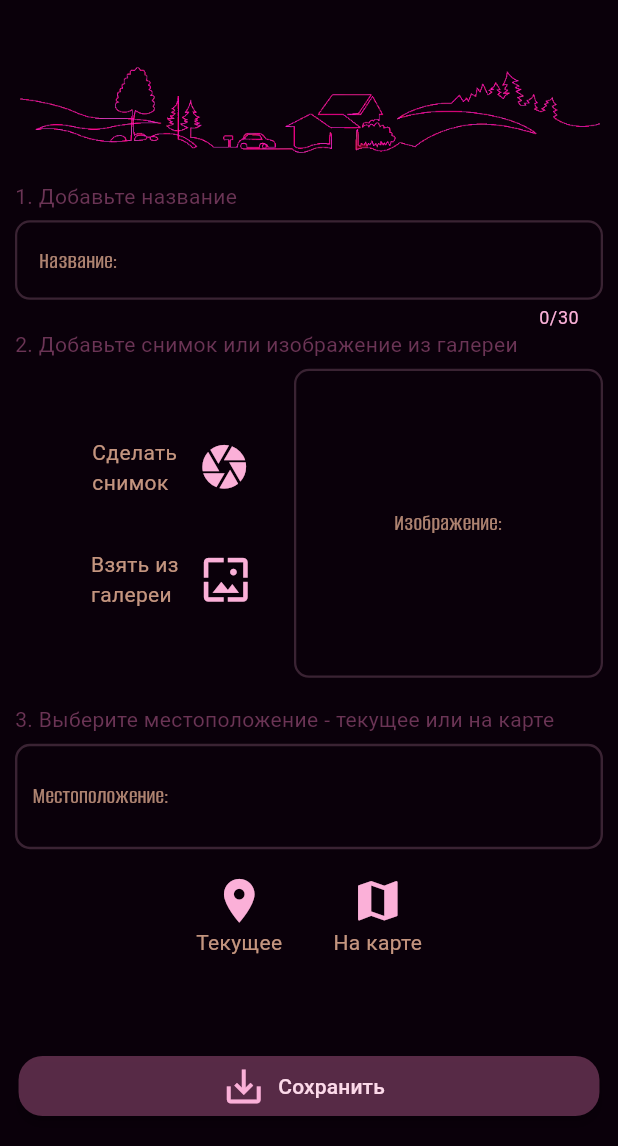
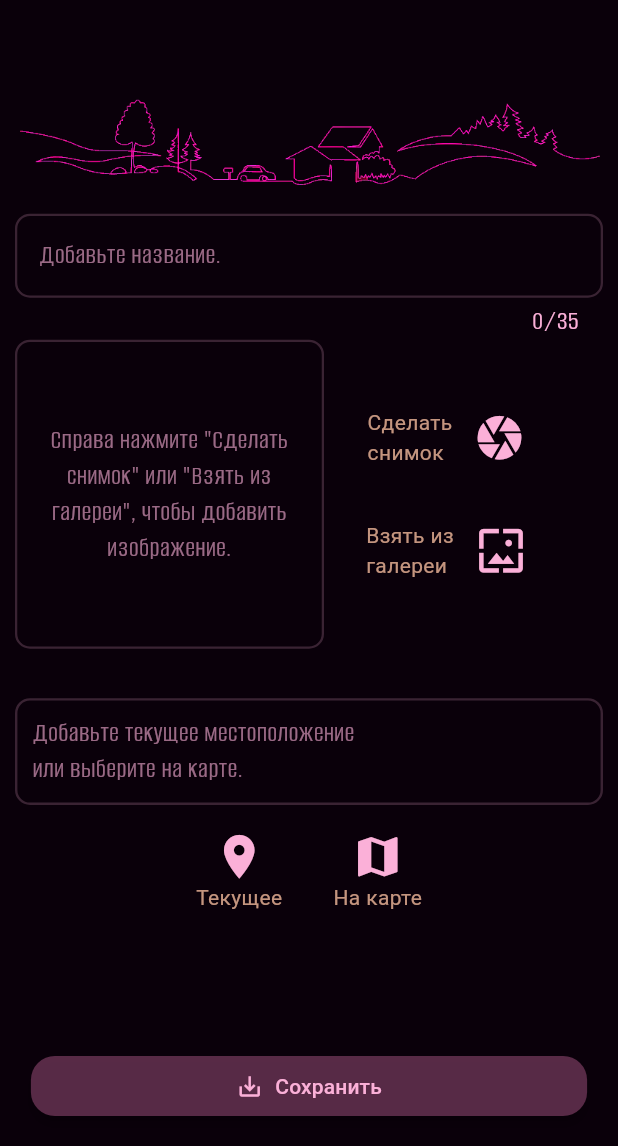
Before and after one commit to OlleZhuk/100-Places, a Flutter app: the AddPlaceScreen screen opened directly, on a phone screen of 412 x 824 dp, the part 90-1236 px from its top. Run offline on Flutter 3.47's test engine with Material 3 defaults, Android fonts, the phone set to English and light mode, and no system bars; our stand-ins replace another_flutter_splash_screen, auto_size_text, flutter_animate, flutter_riverpod, gap, image_picker and 4 more; missing offline and left inert: super_bullet_list, yandex_geocoder, yandex_mapkit; accounts and stored records are empty.

Commit message:
modified:   assets/landscape.png 	modified:   assets/landscape.webp 	modified:   lib/main.dart 	modified:   lib/screens/add_place_scr.dart 	modified:   lib/screens/info_scr.dart 	modified:   lib/screens/map_scr.dart 	modified:   lib/screens/place_detail_scr.dart 	modified:   lib/screens/splash_scr.dart 	modified:   lib/widgets/alert_dialogs.dart 	modified:   lib/widgets/custom_fab.dart

```diff
--- a/lib/main.dart
+++ b/lib/main.dart
@@ -13,9 +13,10 @@ final theme = ThemeData.dark().copyWith(
   colorScheme: colorScheme,
   scaffoldBackgroundColor: colorScheme.background,
   visualDensity: VisualDensity.adaptivePlatformDensity,
+  badgeTheme: BadgeThemeData(textColor: colorScheme.primary),
+  iconTheme: IconThemeData(color: colorScheme.primary),
   //
   appBarTheme: AppBarTheme(
-    // backgroundColor: colorScheme.onPrimary,
     backgroundColor: colorScheme.background,
     foregroundColor: colorScheme.primary,
   ),
@@ -24,30 +25,40 @@ final theme = ThemeData.dark().copyWith(
     interactive: true,
     minThumbLength: 70,
     thickness: const MaterialStatePropertyAll(8),
-    thumbColor: MaterialStatePropertyAll(
-      colorScheme.primaryContainer,
-    ),
+    thumbColor: MaterialStatePropertyAll(colorScheme.primaryContainer),
     radius: const Radius.circular(4),
   ),
   //
   popupMenuTheme: PopupMenuThemeData(
-      position: PopupMenuPosition.under,
-      color: colorScheme.onPrimary,
-      elevation: 6,
-      textStyle: TextStyle(
-        color: colorScheme.primary,
-      )),
+    position: PopupMenuPosition.under,
+    color: colorScheme.onPrimary,
+    elevation: 6,
+    textStyle: TextStyle(color: colorScheme.primary),
+  ),
   //
   textTheme: ThemeData().textTheme.copyWith(
-        // текст экрана, Roboto, 14/20 pt, w400, tracking 0.25 pt
+        //^ labelText текстового поля
+        bodySmall: TextStyle(
+          fontFamily: 'AlumniSans',
+          fontSize: 18,
+          color: colorScheme.primary.withOpacity(.6),
+        ),
+        //^ текст экрана
         bodyMedium: TextStyle(
           color: colorScheme.tertiary.withOpacity(.8),
         ),
         //
         displayLarge: TextStyle(
+          //^ слово "100"
           fontFamily: 'AlumniSans',
           fontWeight: FontWeight.w900,
           color: colorScheme.primaryContainer.withOpacity(.9),
+        ),
+        displayMedium: TextStyle(
+          //^ слово "МЕСТ"
+          fontFamily: 'AlumniSans',
+          fontWeight: FontWeight.w900,
+          color: colorScheme.background,
         ),
         //
         headlineSmall: TextStyle(
@@ -56,28 +67,38 @@ final theme = ThemeData.dark().copyWith(
         ),
         //
         titleSmall: TextStyle(
+          //^ названия на картинках
           fontFamily: 'AlumniSans',
           color: colorScheme.tertiary,
-          fontSize: 16, //^ названия на картинках
+          fontSize: 16,
         ),
         titleMedium: TextStyle(
-          fontFamily: 'AlumniSans',
-          color: colorScheme.background,
-          fontWeight: FontWeight.w900, //^ "мест"
+          //^_TextField_
+          color: colorScheme.primary,
         ),
         titleLarge: TextStyle(
+          //^ заголовок в панели приложений
           fontFamily: 'AlumniSans',
           color: colorScheme.primary,
           fontWeight: FontWeight.w200,
         ),
       ),
-  badgeTheme: BadgeThemeData(textColor: colorScheme.primary),
-  iconTheme: IconThemeData(color: colorScheme.primary),
+  //
   snackBarTheme: SnackBarThemeData(
-      backgroundColor: Colors.transparent,
-      contentTextStyle: TextStyle(
-        color: colorScheme.tertiary,
-      )),
+    backgroundColor: Colors.transparent,
+    contentTextStyle: TextStyle(color: colorScheme.tertiary),
+  ),
+  //
+  filledButtonTheme: FilledButtonThemeData(
+    style: FilledButton.styleFrom(
+        elevation: 3,
+        foregroundColor: colorScheme.primary,
+        backgroundColor: colorScheme.primaryContainer.withOpacity(.8),
+        padding: const EdgeInsets.symmetric(vertical: 10),
+        shape: const RoundedRectangleBorder(
+          borderRadius: BorderRadius.all(Radius.circular(16)),
+        )),
+  ),
 );
 void main() => runApp(const ProviderScope(child: MyApp()));
 
--- a/lib/screens/add_place_scr.dart
+++ b/lib/screens/add_place_scr.dart
@@ -94,25 +94,14 @@ class AddPlaceScreen extends ConsumerWidget {
               Image.asset('assets/landscape.webp'),
 
               /// Название
-              Container(
-                alignment: Alignment.centerLeft,
-                child: Text(
-                  '1. Добавьте название',
-                  style: TextStyle(color: cScheme.primaryContainer),
-                ),
-              ),
-              const Gap(6),
               TextField(
                   controller: titleController,
-                  maxLength: 30,
-                  style: tTheme.headlineSmall!.copyWith(
-                    color: cScheme.primary,
-                  ),
+                  maxLength: 35,
+                  keyboardType: TextInputType.text,
+                  textCapitalization: TextCapitalization.sentences,
                   decoration: InputDecoration(
-                      labelText: 'Название:',
-                      labelStyle: tTheme.titleSmall!.copyWith(
-                        color: labelOpacity,
-                      ),
+                      labelText: 'Добавьте название.',
+                      labelStyle: tTheme.bodySmall!,
                       counterStyle: TextStyle(color: cScheme.primary),
                       enabledBorder: OutlineInputBorder(
                           borderRadius: const BorderRadius.all(
@@ -126,16 +115,9 @@ class AddPlaceScreen extends ConsumerWidget {
                           borderRadius: BorderRadius.all(
                         Radius.circular(10),
                       )))),
+              // const Gap(4),
 
               /// Изображение
-              Container(
-                alignment: Alignment.centerLeft,
-                child: Text(
-                  '2. Добавьте снимок или изображение из галереи',
-                  style: TextStyle(color: cScheme.primaryContainer),
-                ),
-              ),
-              const Gap(6),
               ImageInput(
                 onPickImage: (File image) {
                   selectedImage = image;
@@ -145,17 +127,9 @@ class AddPlaceScreen extends ConsumerWidget {
               ),
 
               ///
-              const Gap(18),
+              const Gap(33),
 
               /// Местоположение
-              Container(
-                alignment: Alignment.centerLeft,
-                child: Text(
-                  '3. Выберите местоположение - текущее или на карте',
-                  style: TextStyle(color: cScheme.primaryContainer),
-                ),
-              ),
-              const Gap(6),
               LocationInput(
                 onSelectLocation: (PlaceLocation userLocation) {
                   selectedLocation = userLocation;
@@ -182,7 +156,7 @@ class AddPlaceScreen extends ConsumerWidget {
 
 /// ВИДЖЕТЫ:
 
-//* _ImageInput_ ------------------------
+/// _ImageInput_ ------------------------
 class ImageInput extends StatefulWidget {
   const ImageInput({
     super.key,
@@ -203,6 +177,7 @@ class _ImageInputState extends State<ImageInput> {
   File? _selectedImage;
   bool isCamera = true;
 
+  //* Метод получения изображения
   Future<void> _takePicture() async {
     final imagePicker = ImagePicker();
     final pickedImage = await imagePicker.pickImage(
@@ -226,8 +201,40 @@ class _ImageInputState extends State<ImageInput> {
     print('=== МСБ ImageInput!!! ===');
 
     return Row(
-      mainAxisAlignment: MainAxisAlignment.end,
+      mainAxisAlignment: MainAxisAlignment.start,
       children: [
+        /// Место для изобпажения
+        Container(
+          width: deviceWidth * .5,
+          height: deviceWidth * .5,
+          alignment: Alignment.center,
+          decoration: BoxDecoration(
+            border: Border.all(
+              color: cScheme.primary.withOpacity(0.2),
+              width: 1.5,
+            ),
+            borderRadius: const BorderRadius.all(
+              Radius.circular(10),
+            ),
+            image: _selectedImage != null
+                ? DecorationImage(
+                    image: FileImage(_selectedImage!),
+                    fit: BoxFit.cover,
+                  )
+                : null,
+          ),
+          child: _selectedImage == null
+              ? Padding(
+                  padding: const EdgeInsets.symmetric(horizontal: 10),
+                  child: Text(
+                    'Справа нажмите "Сделать снимок" или "Взять из галереи", чтобы добавить изображение.',
+                    textAlign: TextAlign.center,
+                    style: tTheme.bodySmall,
+                  ))
+              : null,
+        ),
+        const Gap(gap * 2),
+
         /// Выбор источника
         Column(
           children: [
@@ -261,46 +268,12 @@ class _ImageInputState extends State<ImageInput> {
             ),
           ],
         ),
-        const Gap(gap * 2),
-
-        /// Место для изобпажения
-        Container(
-          width: deviceWidth * .5,
-          height: deviceWidth * .5,
-          alignment: Alignment.center,
-          decoration: BoxDecoration(
-            border: Border.all(
-              color: cScheme.primary.withOpacity(0.2),
-              width: 1.5,
-            ),
-            borderRadius: const BorderRadius.all(
-              Radius.circular(10),
-            ),
-            image: _selectedImage != null
-                ? DecorationImage(
-                    image: FileImage(_selectedImage!),
-                    fit: BoxFit.cover,
-                  )
-                : null,
-          ),
-          child: _selectedImage == null
-              ? Padding(
-                  padding: const EdgeInsets.symmetric(horizontal: 10),
-                  child: Text(
-                    'Изображение:',
-                    textAlign: TextAlign.center,
-                    style: tTheme.titleSmall!.copyWith(
-                      color: widget.labelOpc,
-                    ),
-                  ))
-              : null,
-        ),
       ],
     );
   }
 }
 
-//* _LocationInput_ --------------------------------
+/// _LocationInput_ --------------------------------
 class LocationInput extends ConsumerStatefulWidget {
   const LocationInput({
     super.key,
@@ -318,8 +291,6 @@ class LocationInput extends ConsumerStatefulWidget {
 }
 
 class ConsumerLocationInputState extends ConsumerState<LocationInput> {
-  // late Future<void> _userAddressFuture;
-  // Future<void> get _userAddressFuture => getUserLocation();
   PlaceLocation? _pickedLocation;
   TextTheme get tTheme => Theme.of(context).textTheme;
   ColorScheme get cScheme => Theme.of(context).colorScheme;
@@ -363,7 +334,6 @@ class ConsumerLocationInputState extends ConsumerState<LocationInput> {
     bool serviceEnabled;
     PermissionStatus permissionGranted;
     LocationData? currentLocation;
-    // Point point;
 
     /// 1. Получение разрешений
     serviceEnabled = await location.serviceEnabled();
@@ -438,6 +408,7 @@ class ConsumerLocationInputState extends ConsumerState<LocationInput> {
                         TextField(
                           controller: inputController,
                           keyboardType: TextInputType.multiline,
+                          textCapitalization: TextCapitalization.sentences,
                           maxLength: 170,
                           maxLines: null,
                           style: tTheme.headlineSmall!.copyWith(
@@ -474,8 +445,6 @@ class ConsumerLocationInputState extends ConsumerState<LocationInput> {
     );
   }
 
-  // Point get loc => ref.watch(locationProvider);
-
   @override
   Widget build(BuildContext context) {
     const double gap = 34;
@@ -502,13 +471,11 @@ class ConsumerLocationInputState extends ConsumerState<LocationInput> {
                 ? Padding(
                     padding: const EdgeInsets.symmetric(
                       horizontal: 10,
-                      vertical: 22,
+                      vertical: 10,
                     ),
                     child: Text(
-                      'Местоположение:',
-                      style: tTheme.titleSmall!.copyWith(
-                        color: widget.labelOpc,
-                      ),
+                      'Добавьте текущее местоположение\n' 'или выберите на карте.',
+                      style: tTheme.bodySmall,
                     ),
                   )
                 : _pickedLocation == null
@@ -522,7 +489,10 @@ class ConsumerLocationInputState extends ConsumerState<LocationInput> {
                           horizontal: 10,
                           vertical: 12,
                         ),
-                        child: Text(_pickedLocation!.address),
+                        child: Text(
+                          _pickedLocation!.address,
+                          style: tTheme.titleMedium,
+                        ),
                       )),
         const Gap(gap / 2),
 
@@ -590,7 +560,7 @@ class ConsumerLocationInputState extends ConsumerState<LocationInput> {
   }
 }
 
-//* _CustomClipPath_ ------------------------------
+/// _CustomClipPath_ ------------------------------
 class CustomClipPath extends CustomClipper<Path> {
   @override
   Path getClip(Size size) {
--- a/lib/screens/map_scr.dart
+++ b/lib/screens/map_scr.dart
@@ -54,7 +54,7 @@ class MapScreen extends ConsumerWidget {
                 );
           }),
 
-      //^ Видимый адрес
+      /// Отображение адреса
       bottomNavigationBar: const OnMapAddressView(),
     );
   }
@@ -62,7 +62,7 @@ class MapScreen extends ConsumerWidget {
 
 /// ВИДЖЕТЫ
 ///
-//* Виджет отображения адреса
+/// Виджет отображения адреса
 class OnMapAddressView extends ConsumerWidget {
   const OnMapAddressView({super.key});
 
@@ -98,6 +98,7 @@ class OnMapAddressView extends ConsumerWidget {
                         isConfirmedLocation
                             ? address.isNotEmpty
                                 ? address
+                                //< сюда нужен индикатор!
                                 : '⛔ОШИБКА!\n' 'Похоже, что сегодня Яндекс не может предоставить адрес.\n' 'Воспользуйтесь ручным вводом или попробуйте завтра.'
                             : startPointAddress,
                         textAlign: TextAlign.start,
--- a/lib/screens/splash_scr.dart
+++ b/lib/screens/splash_scr.dart
@@ -50,7 +50,7 @@ class SplashScreen extends StatelessWidget {
                 bottom: 56,
                 child: Text(
                   'МЕСТ',
-                  style: tTheme.titleMedium!.copyWith(
+                  style: tTheme.displayMedium!.copyWith(
                     fontSize: 130,
                   ),
                 ))
--- a/lib/widgets/alert_dialogs.dart
+++ b/lib/widgets/alert_dialogs.dart
@@ -4,6 +4,7 @@ library;
 import 'package:flutter/material.dart';
 import 'package:flutter_animate/flutter_animate.dart';
 
+/// _ConfirmAlert_
 class ConfirmAlert extends StatelessWidget {
   const ConfirmAlert({
     super.key,
@@ -34,7 +35,7 @@ class ConfirmAlert extends StatelessWidget {
         //> Нет
         ElevatedButton(
           onPressed: () => Navigator.of(context).pop(),
-          child: const Text("О, нет!"),
+          child: const Text("Нет"),
         ),
         //> Да
         ElevatedButton(
@@ -58,6 +59,7 @@ class ConfirmAlert extends StatelessWidget {
 }
 
 /// -----------------------------------------
+/// _WarningAlert_
 class WarningAlert extends StatelessWidget {
   const WarningAlert({
     super.key,
--- a/lib/widgets/custom_fab.dart
+++ b/lib/widgets/custom_fab.dart
@@ -14,25 +14,13 @@ class CustomFAB extends StatelessWidget {
 
   @override
   Widget build(BuildContext context) {
-    final ColorScheme cScheme = Theme.of(context).colorScheme;
-    final double deviceSize = MediaQuery.of(context).size.width;
+    final deviceSize = MediaQuery.sizeOf(context).width;
 
     return SizedBox(
-      width: deviceSize * .94,
+      width: deviceSize * .9,
       child: FilledButton.tonalIcon(
         label: Text(labelText),
-        style: FilledButton.styleFrom(
-            elevation: 3,
-            backgroundColor: cScheme.primaryContainer.withOpacity(.8),
-            // backgroundColor: cScheme.onPrimary.withOpacity(0.75),
-            shape: const RoundedRectangleBorder(
-              borderRadius: BorderRadius.all(Radius.circular(16)),
-            )),
-        icon: Icon(
-          buttonIcon,
-          color: cScheme.primary,
-          size: 30,
-        ),
+        icon: Icon(buttonIcon),
         onPressed: action,
       ),
     );
```
Also changed, not shown: lib/screens/info_scr.dart (+18 -33 lines), lib/screens/place_detail_scr.dart (+26 -22 lines), assets/landscape.png, assets/landscape.webp.
